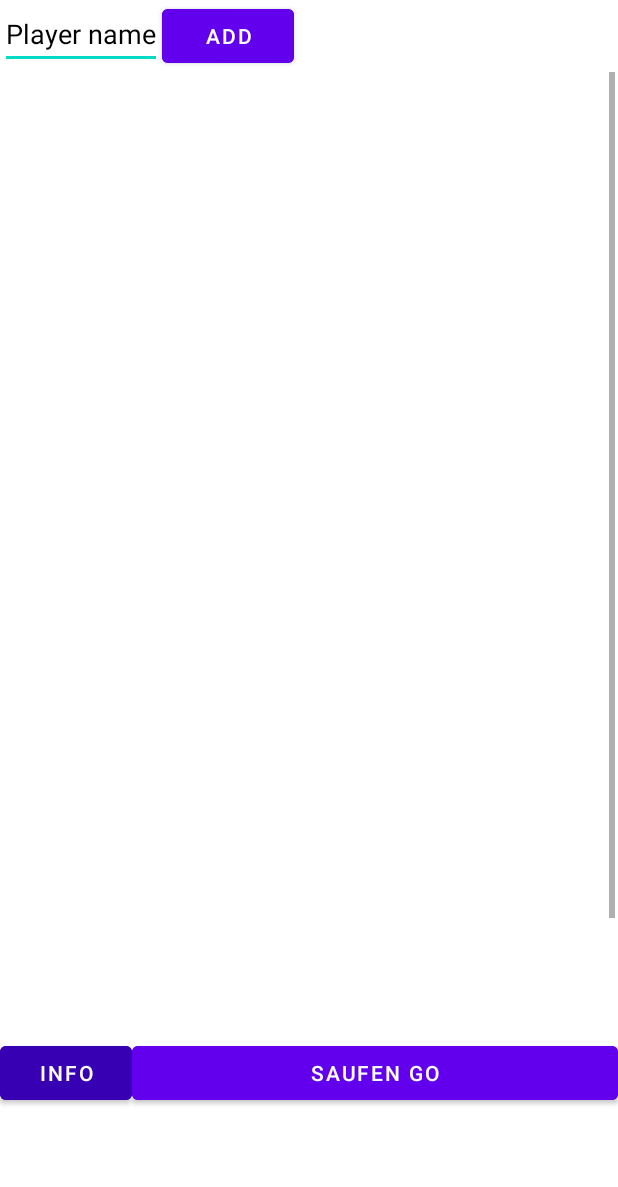
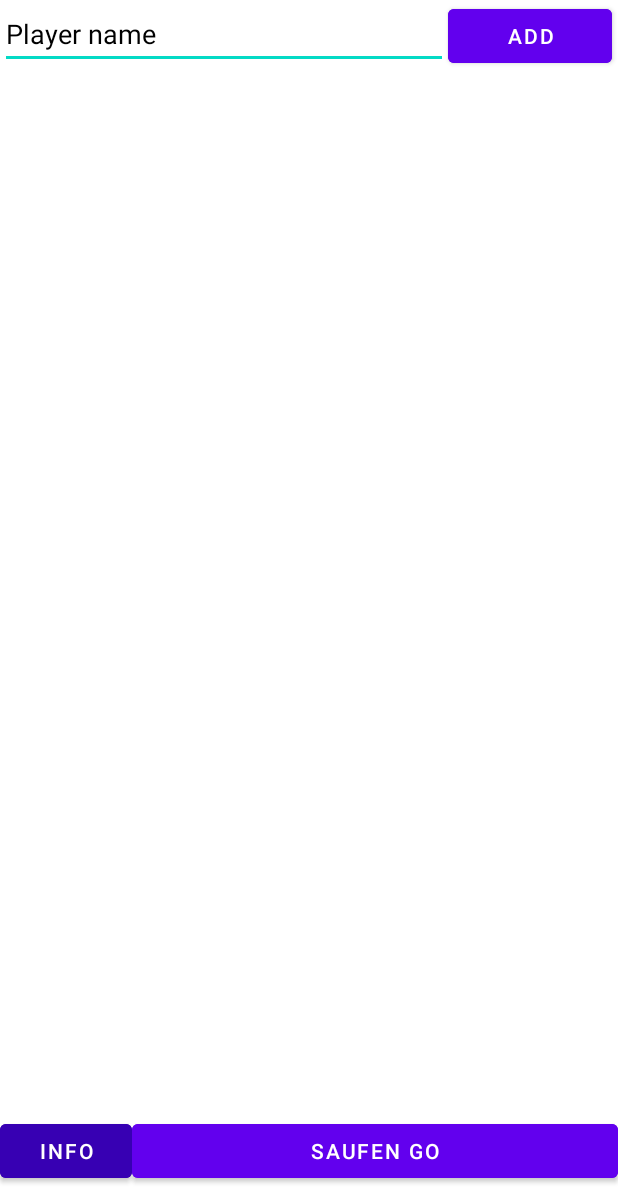
Before and after one commit to leondb999/4-sem-picolo, an Android app: the MainActivity screen opened directly, with no data from a screen before it, on a phone screen of 412 x 824 dp, the part 49-1236 px from its top. Run offline under Robolectric (Android 15) with nearby library versions, the phone set to English and light mode, and no system bars.

Commit message:
update design alex

```diff
--- a/app/src/main/res/layout-land/activity_main.xml
+++ b/app/src/main/res/layout-land/activity_main.xml
@@ -96,7 +96,10 @@
         android:layout_width="match_parent"
         android:layout_height="wrap_content"
         android:orientation="horizontal"
-        app:layout_constraintBottom_toBottomOf="parent">
+        app:layout_constraintBottom_toBottomOf="parent"
+        app:layout_constraintEnd_toEndOf="parent"
+        app:layout_constraintStart_toStartOf="parent"
+        app:layout_constraintTop_toBottomOf="@+id/scrollView3">
 
         <Button
             android:id="@+id/button_info"
--- a/app/src/main/res/layout/activity_main.xml
+++ b/app/src/main/res/layout/activity_main.xml
@@ -25,7 +25,7 @@
         android:layout_width="match_parent"
         android:layout_height="wrap_content"
         android:orientation="horizontal"
-
+        android:weightSum="100"
         app:layout_constraintBottom_toTopOf="@+id/scrollView3"
         app:layout_constraintEnd_toEndOf="parent"
         app:layout_constraintStart_toStartOf="parent"
@@ -39,7 +39,8 @@
             android:hint="Player name"
             android:textColor="@color/black"
             android:textColorHighlight="@color/black"
-            android:textColorHint="@color/black" />
+            android:textColorHint="@color/black"
+            android:layout_weight="90"/>
 
         <Button
             android:id="@+id/button_add_player"
@@ -47,25 +48,38 @@
             android:layout_height="wrap_content"
             android:layout_marginEnd="4dp"
             android:backgroundTint="@color/purple_500"
-            android:text="Add" />
+            android:text="Add"
+            android:layout_weight="10"/>
 
 
     </LinearLayout>
 
     <ScrollView
         android:id="@+id/scrollView3"
-        android:layout_width="410dp"
-        android:layout_height="591dp"
-        app:layout_constraintTop_toBottomOf="@+id/linear3"
+        android:layout_width="0dp"
+        android:layout_height="0dp"
+        android:layout_marginEnd="1dp"
 
 
-        tools:layout_editor_absoluteX="0dp">
+        android:layout_marginBottom="6dp"
+        app:layout_constraintBottom_toTopOf="@+id/linearLayout"
+        app:layout_constraintEnd_toEndOf="parent"
+        app:layout_constraintStart_toStartOf="parent"
+        app:layout_constraintTop_toBottomOf="@+id/linear3">
 
         <LinearLayout
             android:layout_width="match_parent"
             android:layout_height="wrap_content"
             android:orientation="vertical">
 
+
+            <ListView
+                android:id="@+id/listview_player_list"
+                android:layout_width="match_parent"
+                android:layout_height="600dp"
+                android:cacheColorHint="#FFFFFF">
+
+            </ListView>
 
             <TextView
                 android:id="@+id/textView_delete_info"
@@ -74,15 +88,6 @@
                 android:gravity="center"
                 android:text="Halte Spieler gedrückt um zu löschen"
                 android:textColor="#FFFFFF" />
-
-            <ListView
-                android:id="@+id/listview_player_list"
-                android:layout_width="match_parent"
-                android:layout_height="600dp"
-                android:cacheColorHint="#FFFFFF"
-                >
-
-            </ListView>
 
         </LinearLayout>
 
```
